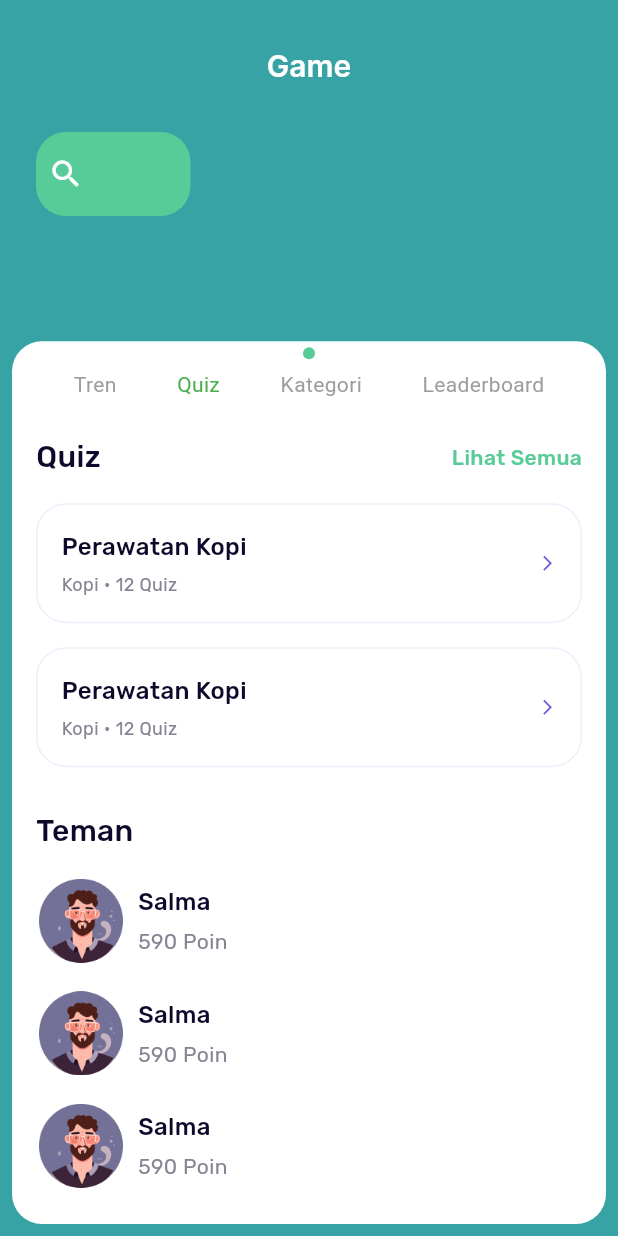
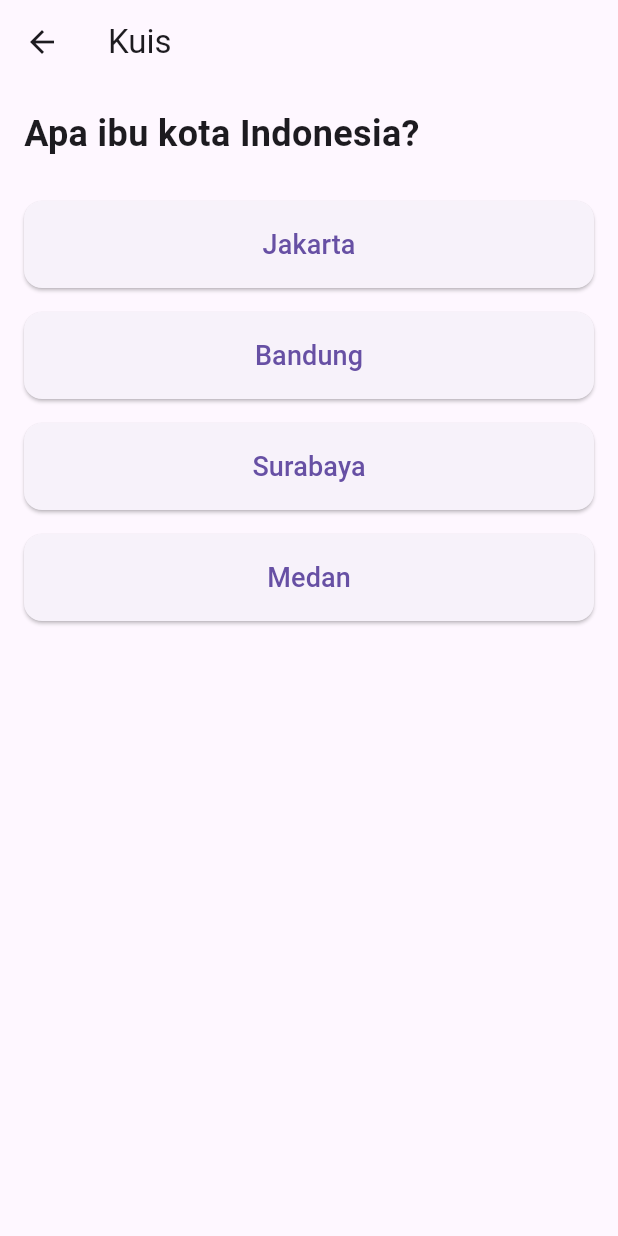
Before and after one commit to fuadadhim24/gamifiy_traceability_coffee, a Flutter app: the screen it shows after launch, after a tap on "Quiz", on a phone screen of 412 x 824 dp. Run offline on Flutter 3.47's test engine with Material 3 defaults, Android fonts, the phone set to English and light mode, and no system bars; our stand-ins replace get, google_fonts, sliding_up_panel.

Commit message:
add quiz page

```diff
--- a/lib/ui/pages/game_page.dart
+++ b/lib/ui/pages/game_page.dart
@@ -2,6 +2,7 @@ import 'package:flutter/material.dart';
 import 'package:flutter/rendering.dart';
 import 'package:flutter/widgets.dart';
 import 'package:gamify_traceability_coffee/shared/theme.dart';
+import 'package:gamify_traceability_coffee/ui/pages/quiz_page.dart';
 import 'package:gamify_traceability_coffee/ui/widgets/card.dart';
 import 'package:sliding_up_panel/sliding_up_panel.dart';
 import 'package:gamify_traceability_coffee/ui/widgets/avatar.dart';
@@ -129,8 +130,14 @@ class _GamePageState extends State<GamePage> {
                       SizedBox(
                 height: 4,
               ),
-          InkWell(
-            onTap: () => toggleCategorize('Quiz'),
+              GestureDetector(
+                onTap: () {
+                  toggleCategorize('Quiz');
+                  Navigator.push(
+                    context,
+                    MaterialPageRoute(builder: (context) => QuizPage()),
+                  );
+                },
                 child: Container(
                   child: Center(
                     child: Text(
--- /dev/null
+++ b/lib/ui/pages/quiz_page.dart
@@ -0,0 +1,93 @@
+import 'package:flutter/material.dart';
+import 'package:gamify_traceability_coffee/models/data.dart';
+import 'package:gamify_traceability_coffee/models/option.dart';
+import 'package:gamify_traceability_coffee/models/question.dart';
+
+class QuizPage extends StatefulWidget {
+  const QuizPage({super.key});
+
+  @override
+  State<QuizPage> createState() => _QuizPageState();
+}
+
+class _QuizPageState extends State<QuizPage> {
+  int _currentQuestionIndex = 0;
+  int _score = 0;
+
+  void _nextQuestion(bool isCorrect) {
+    if (isCorrect) {
+      _score++;
+    }
+
+    if (_currentQuestionIndex < questions.length - 1) {
+      setState(() {
+        _currentQuestionIndex++;
+      });
+    } else {
+      _showResult();
+    }
+  }
+
+  void _showResult() {
+    showDialog(
+      context: context,
+      builder: (context) => AlertDialog(
+        title: const Text('Hasil Kuis'),
+        content: Text('Skor Anda: $_score'),
+        actions: [
+          TextButton(
+            onPressed: () {
+              Navigator.of(context).pop();
+              setState(() {
+                _currentQuestionIndex = 0;
+                _score = 0;
+              });
+            },
+            child: const Text('Ulangi'),
+          ),
+        ],
+      ),
+    );
+  }
+
+  @override
+  Widget build(BuildContext context) {
+    final question = questions[_currentQuestionIndex];
+    final questionOptions = options.where((option) => option.questionId == question.id).toList();
+
+    return Scaffold(
+      appBar: AppBar(
+        title: const Text('Kuis'),
+      ),
+      body: Padding(
+        padding: const EdgeInsets.all(16.0),
+        child: Column(
+          crossAxisAlignment: CrossAxisAlignment.stretch,
+          children: [
+            Text(
+              question.content,
+              style: const TextStyle(fontSize: 24.0, fontWeight: FontWeight.bold),
+            ),
+            const SizedBox(height: 20.0),
+            ...questionOptions.map((option) => Container(
+                  margin: const EdgeInsets.symmetric(vertical: 8.0),
+                  child: ElevatedButton(
+                    onPressed: () => _nextQuestion(option.isCorrect),
+                    style: ElevatedButton.styleFrom(
+                      padding: const EdgeInsets.all(16.0),
+                      shape: RoundedRectangleBorder(
+                        borderRadius: BorderRadius.circular(12.0),
+                      ),
+                    ),
+                    child: Text(
+                      option.content,
+                      style: const TextStyle(fontSize: 18.0),
+                    ),
+                  ),
+                )),
+          ],
+        ),
+      ),
+    );
+  }
+}
```
Lines whose indentation alone changed are shown as unchanged.
